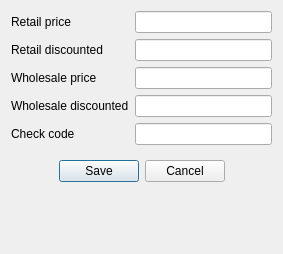
Above: Forms/c5changepriceofgroup.ui from End1-1/Cafe5 before the change. Below: the same form after it.
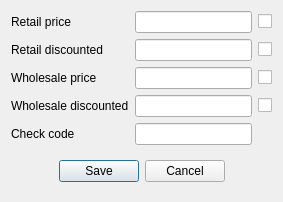
That is the form after the change. Custom widgets are drawn as their Qt base class.

The edit to the form file:
```diff
--- a/Forms/c5changepriceofgroup.ui
+++ b/Forms/c5changepriceofgroup.ui
@@ -7,44 +7,104 @@
     <x>0</x>
     <y>0</y>
     <width>283</width>
-    <height>254</height>
+    <height>200</height>
    </rect>
   </property>
   <property name="windowTitle">
    <string>Price for group</string>
   </property>
-  <layout class="QFormLayout" name="formLayout">
-   <item row="0" column="0">
-    <widget class="QLabel" name="label">
+  <layout class="QGridLayout" name="gridLayout">
+   <item row="5" column="1">
+    <widget class="C5LineEdit" name="leCheckCode"/>
+   </item>
+   <item row="2" column="0">
+    <widget class="QLabel" name="label_3">
      <property name="text">
-      <string>Retail price</string>
+      <string>Retail discounted</string>
      </property>
     </widget>
    </item>
    <item row="0" column="1">
     <widget class="C5LineEdit" name="lePrice1"/>
    </item>
-   <item row="2" column="0">
+   <item row="3" column="0">
     <widget class="QLabel" name="label_2">
      <property name="text">
       <string>Wholesale price</string>
      </property>
     </widget>
    </item>
-   <item row="2" column="1">
-    <widget class="C5LineEdit" name="lePrice2"/>
-   </item>
-   <item row="4" column="0">
+   <item row="5" column="0">
     <widget class="QLabel" name="lbCheckcode">
      <property name="text">
       <string>Check code</string>
      </property>
     </widget>
    </item>
+   <item row="4" column="0">
+    <widget class="QLabel" name="label_4">
+     <property name="text">
+      <string>Wholesale discounted</string>
+     </property>
+    </widget>
+   </item>
    <item row="4" column="1">
-    <widget class="C5LineEdit" name="leCheckCode"/>
+    <widget class="C5LineEdit" name="lePrice2disc"/>
    </item>
-   <item row="5" column="0" colspan="2">
+   <item row="2" column="1">
+    <widget class="C5LineEdit" name="lePrice1disc"/>
+   </item>
+   <item row="3" column="1">
+    <widget class="C5LineEdit" name="lePrice2"/>
+   </item>
+   <item row="0" column="0">
+    <widget class="QLabel" name="label">
+     <property name="text">
+      <string>Retail price</string>
+     </property>
+    </widget>
+   </item>
+   <item row="0" column="2">
+    <widget class="QCheckBox" name="chRetail">
+     <property name="focusPolicy">
+      <enum>Qt::ClickFocus</enum>
+     </property>
+     <property name="text">
+      <string/>
+     </property>
+    </widget>
+   </item>
+   <item row="2" column="2">
+    <widget class="QCheckBox" name="chRetailDisc">
+     <property name="focusPolicy">
+      <enum>Qt::ClickFocus</enum>
+     </property>
+     <property name="text">
+      <string/>
+     </property>
+    </widget>
+   </item>
+   <item row="3" column="2">
+    <widget class="QCheckBox" name="chWhosale">
+     <property name="focusPolicy">
+      <enum>Qt::ClickFocus</enum>
+     </property>
+     <property name="text">
+      <string/>
+     </property>
+    </widget>
+   </item>
+   <item row="4" column="2">
+    <widget class="QCheckBox" name="chWhosaleDisc">
+     <property name="focusPolicy">
+      <enum>Qt::ClickFocus</enum>
+     </property>
+     <property name="text">
+      <string/>
+     </property>
+    </widget>
+   </item>
+   <item row="6" column="0" colspan="3">
     <widget class="QWidget" name="widget" native="true">
      <layout class="QHBoxLayout" name="horizontalLayout">
       <item>
@@ -90,26 +150,6 @@
      </layout>
     </widget>
    </item>
-   <item row="1" column="0">
-    <widget class="QLabel" name="label_3">
-     <property name="text">
-      <string>Retail discounted</string>
-     </property>
-    </widget>
-   </item>
-   <item row="3" column="0">
-    <widget class="QLabel" name="label_4">
-     <property name="text">
-      <string>Wholesale discounted</string>
-     </property>
-    </widget>
-   </item>
-   <item row="3" column="1">
-    <widget class="C5LineEdit" name="lePrice2disc"/>
-   </item>
-   <item row="1" column="1">
-    <widget class="C5LineEdit" name="lePrice1disc"/>
-   </item>
   </layout>
  </widget>
  <customwidgets>
```
Left out of the diff: 13 changed lines with no effect on the pictures.
